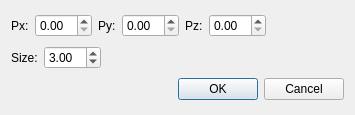
This is src/interface/dialogcube.ui in chintanp/brep as Qt 5 draws it before an edit. The edited form follows.
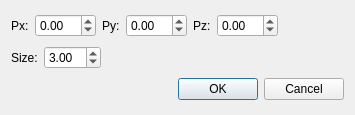
This is the edited form.

Commit message: Colocado valores min nas janelas.

```diff
--- a/src/interface/dialogcube.ui
+++ b/src/interface/dialogcube.ui
@@ -24,7 +24,11 @@
       </widget>
      </item>
      <item>
-      <widget class="QDoubleSpinBox" name="doubleSpinBox_X"/>
+      <widget class="QDoubleSpinBox" name="doubleSpinBox_X">
+       <property name="minimum">
+        <double>-99.000000000000000</double>
+       </property>
+      </widget>
      </item>
      <item>
       <widget class="QLabel" name="label_3">
@@ -34,7 +38,11 @@
       </widget>
      </item>
      <item>
-      <widget class="QDoubleSpinBox" name="doubleSpinBox_Y"/>
+      <widget class="QDoubleSpinBox" name="doubleSpinBox_Y">
+       <property name="minimum">
+        <double>-99.000000000000000</double>
+       </property>
+      </widget>
      </item>
      <item>
       <widget class="QLabel" name="label_4">
@@ -44,7 +52,11 @@
       </widget>
      </item>
      <item>
-      <widget class="QDoubleSpinBox" name="doubleSpinBox_Z"/>
+      <widget class="QDoubleSpinBox" name="doubleSpinBox_Z">
+       <property name="minimum">
+        <double>-99.000000000000000</double>
+       </property>
+      </widget>
      </item>
      <item>
       <spacer name="horizontalSpacer_2">
```
Left out of the diff: 3 changed lines with no effect on the pictures. The commit also changes 5 other files.
